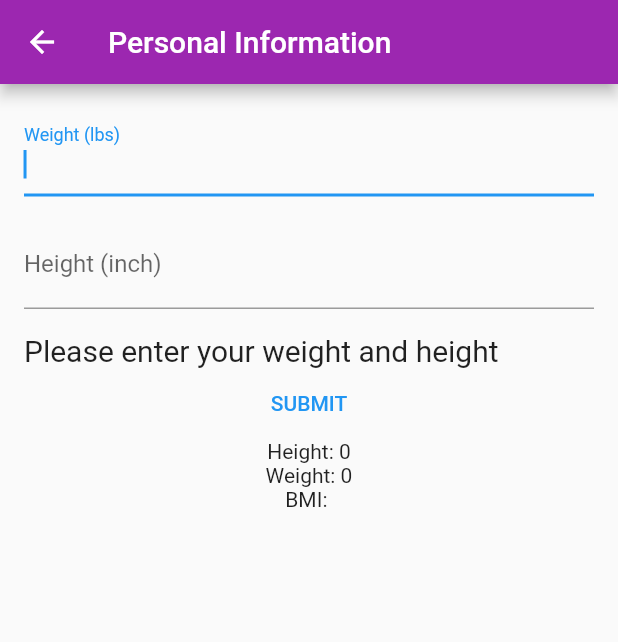
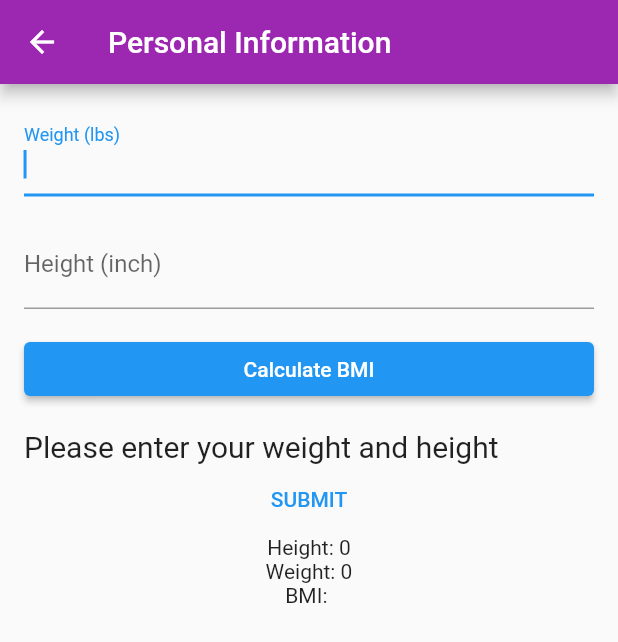
Before and after one commit to SlavicHeath/WorkoutApp, a Flutter app: the PersonalInfoPage screen opened directly, on a phone screen of 412 x 824 dp. Shown: the top 642 px of the screen. Run offline on Flutter 3.47's test engine with Material 2 defaults, Android fonts, the phone set to English and light mode, and no system bars; our stand-ins replace carousel_slider, cloud_firestore, firebase_auth, firebase_core, firebase_database and 1 more; missing offline and left inert: dart:ffi, model_viewer_plus; accounts and stored records are empty.

Commit message:
Re-added a deleted button

```diff
--- a/lib/personal.dart
+++ b/lib/personal.dart
@@ -108,7 +108,18 @@ class _PersonalInfoPageState extends State<PersonalInfoPage> {
                     return null;
                   },
                 ),
-                SizedBox(height: 16.0),
+                const SizedBox(height: 16.0),
+                 ElevatedButton(
+                onPressed: () {
+                  if (_formKey.currentState!.validate()) {
+                    _calculateBMI();
+                  }
+                },
+                // ignore: prefer_const_constructors
+                child: Text('Calculate BMI'),
+              ),
+              // ignore: prefer_const_constructors
+              SizedBox(height: 16.0),
                 Text(
                   bmiResult == 0.0
                       ? 'Please enter your weight and height'
```
